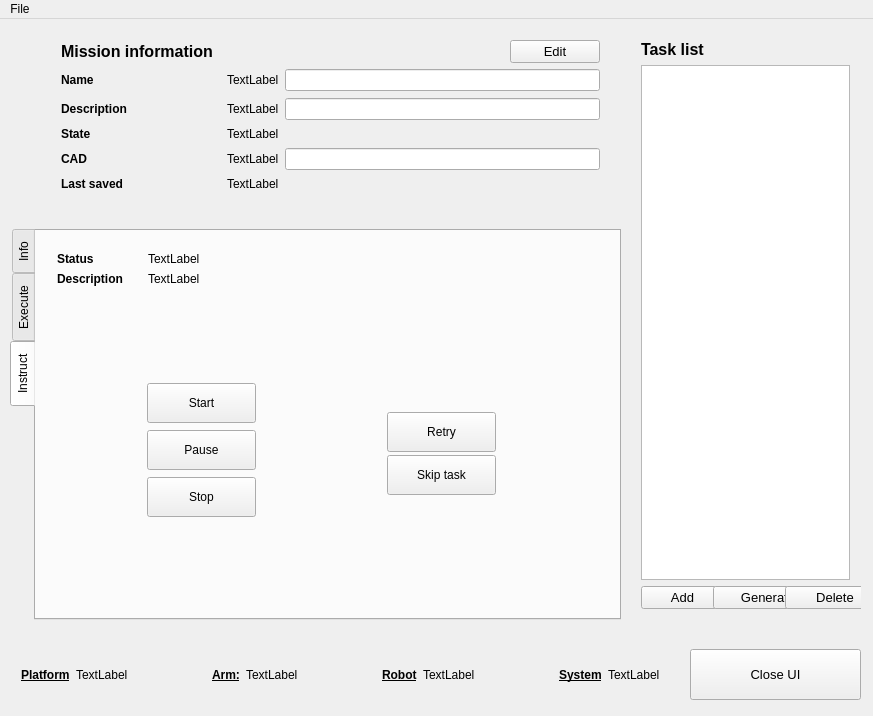
Qt form mission_control/src/GUI/mainwindow.ui (inesc-tec-robotics/carlos_mission_control) before a commit.
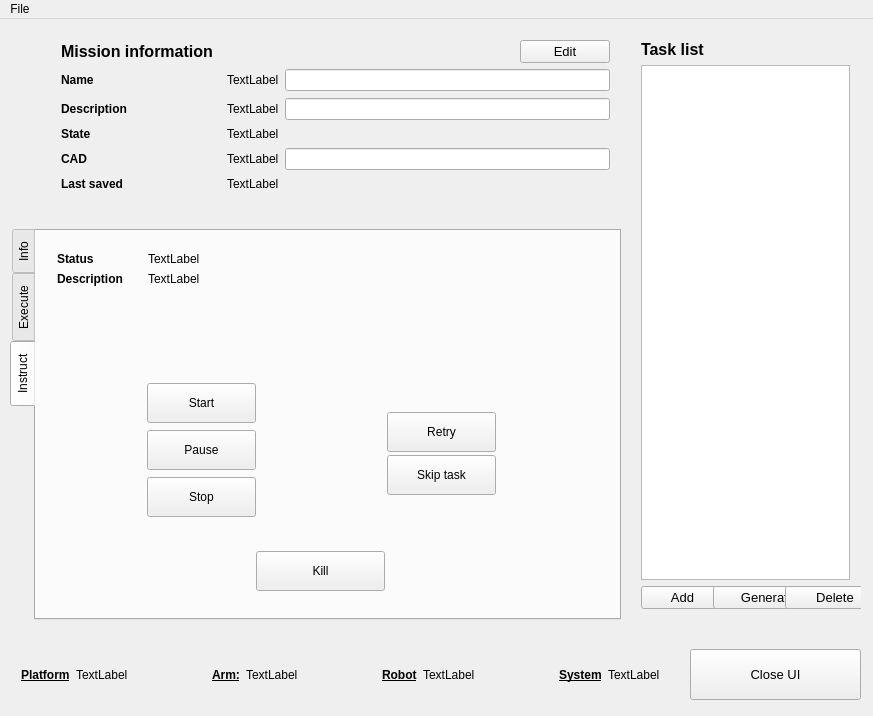
The same form after that commit. The open tabs and pages were chosen to show the change. Icons and pictures are not drawn.

Commit message: Cleaned up in the mission library before demo day. Also, added kill function to mission control

Diff of the .ui file:
```diff
--- a/mission_control/src/GUI/mainwindow.ui
+++ b/mission_control/src/GUI/mainwindow.ui
@@ -791,6 +791,25 @@
        </item>
       </layout>
      </widget>
+     <widget class="QPushButton" name="instrKillButton">
+      <property name="geometry">
+       <rect>
+        <x>220</x>
+        <y>320</y>
+        <width>129</width>
+        <height>40</height>
+       </rect>
+      </property>
+      <property name="minimumSize">
+       <size>
+        <width>0</width>
+        <height>40</height>
+       </size>
+      </property>
+      <property name="text">
+       <string>Kill</string>
+      </property>
+     </widget>
     </widget>
    </widget>
    <widget class="QWidget" name="verticalLayoutWidget_6">
@@ -798,8 +817,8 @@
      <rect>
       <x>50</x>
       <y>10</y>
-      <width>561</width>
-      <height>189</height>
+      <width>571</width>
+      <height>191</height>
      </rect>
     </property>
     <layout class="QVBoxLayout" name="verticalLayout_6">
```
Left out of the diff: 21 changed lines with no effect on the pictures. The commit also changes 20 other files.
